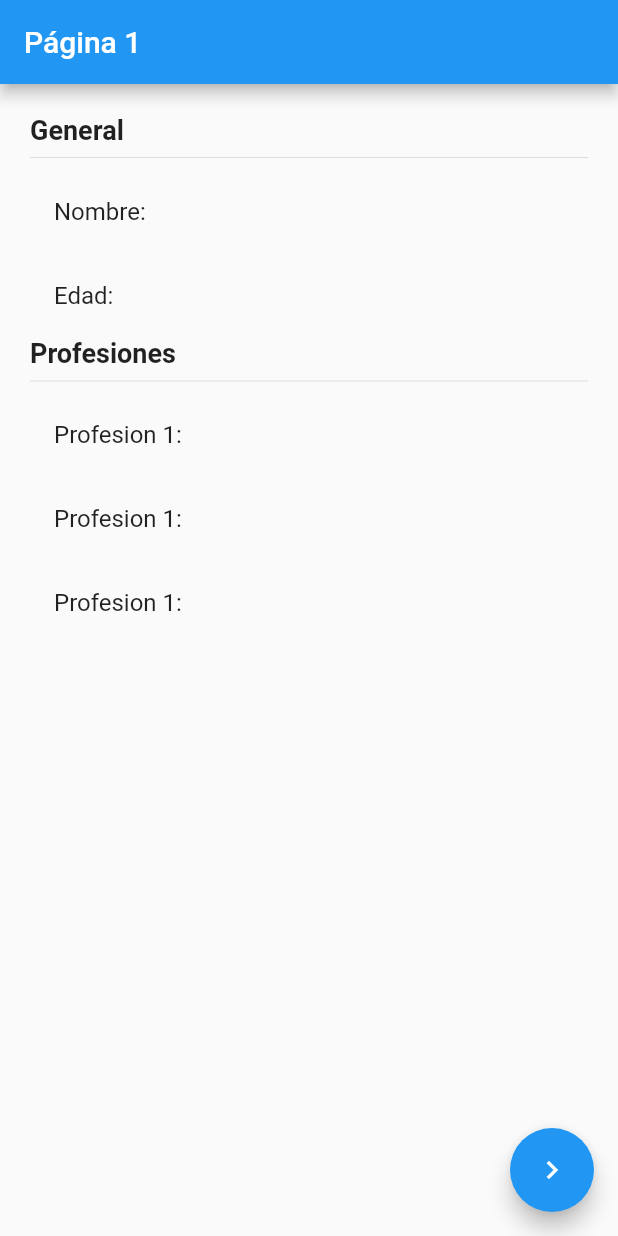
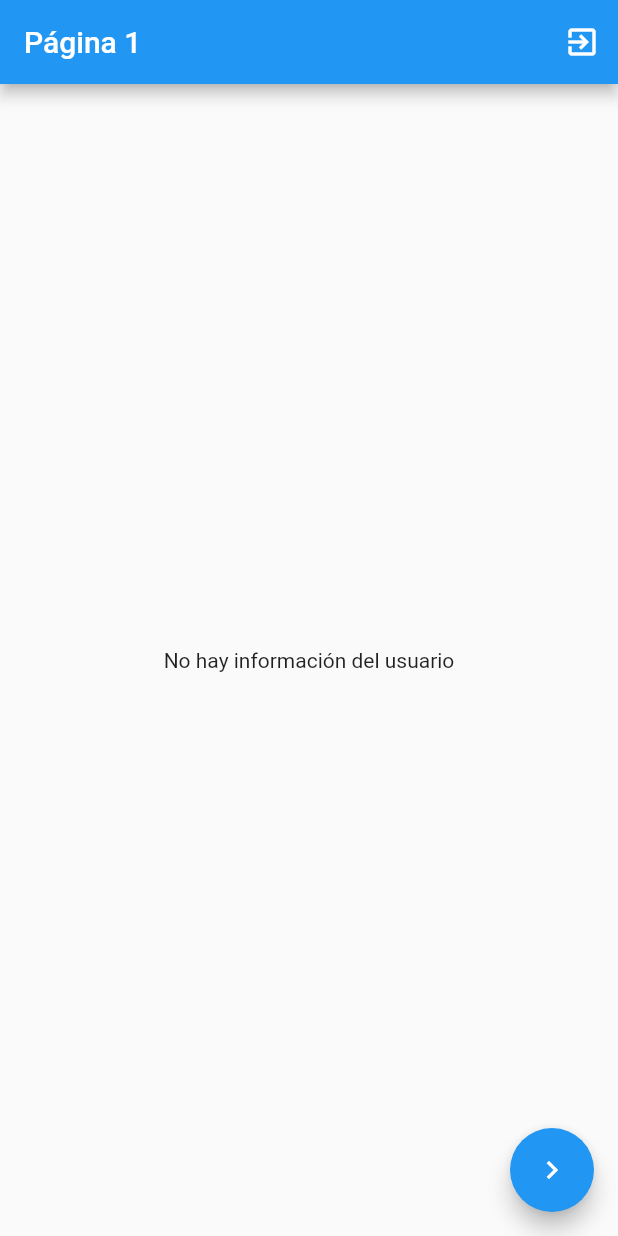
Before and after one commit to jgonzalezmorente/flutter-estados, a Flutter app: the screen it shows after launch, on a phone screen of 412 x 824 dp. Run offline on Flutter 3.47's test engine with Material 2 defaults, Android fonts, the phone set to English and light mode, and no system bars; our stand-ins replace flutter_bloc.

Commit message:
Rama Cubit terminada

```diff
--- /dev/null
+++ b/lib/bloc/usuario/usuario_cubit.dart
@@ -0,0 +1,43 @@
+import 'package:meta/meta.dart';
+import 'package:flutter_bloc/flutter_bloc.dart';
+import 'package:estados/models/usuario.dart';
+
+part 'usuario_state.dart';
+
+class UsuarioCubit extends Cubit<UsuarioState> {
+
+  UsuarioCubit() : super( UsuarioInitial() );
+
+  void seleccionarUsuario( Usuario user ) {
+    emit( UsuarioActivo( user ) );
+  }
+
+  void cambiarEdad( int edad ) {
+
+    final currentState = state;
+    if ( currentState is UsuarioActivo ) {
+      final newUsuario = currentState.usuario.copyWith( edad: edad );
+      emit( UsuarioActivo( newUsuario ) );
+    }
+
+  }
+
+  void agregarProfesion() {
+
+    final currentState = state;
+    if ( currentState is UsuarioActivo ) {
+      final profesiones = currentState.usuario.profesiones;
+      final newProfesiones = [
+        ...currentState.usuario.profesiones,
+        'Profesión ${ profesiones.length + 1 }'
+      ];
+      final newUsuario = currentState.usuario.copyWith( profesiones: newProfesiones );
+      emit( UsuarioActivo( newUsuario ) );
+    }
+
+  }
+
+  void borrarUsuario() => emit( UsuarioInitial() );
+
+
+}
--- /dev/null
+++ b/lib/bloc/usuario/usuario_state.dart
@@ -0,0 +1,24 @@
+part of 'usuario_cubit.dart';
+
+@immutable
+abstract class UsuarioState {}
+
+class UsuarioInitial extends UsuarioState {
+
+  final existeUsuario = false;
+
+  // @override
+  // String toString() {
+  //   return 'UsuarioInicial: existeUsuario: false';
+  // }
+
+}
+
+class UsuarioActivo extends UsuarioState {
+
+  final existeUsuario = true;
+  final Usuario usuario;
+
+  UsuarioActivo( this.usuario );
+
+}
--- a/lib/main.dart
+++ b/lib/main.dart
@@ -1,4 +1,6 @@
+import 'package:estados/bloc/usuario/usuario_cubit.dart';
 import 'package:flutter/material.dart';
+import 'package:flutter_bloc/flutter_bloc.dart';
 import 'package:estados/pages/pagina1_page.dart';
 import 'package:estados/pages/pagina2_page.dart';
 
@@ -8,7 +10,11 @@ void main() => runApp(MyApp());
 class MyApp extends StatelessWidget {
   @override
   Widget build(BuildContext context) {
-    return MaterialApp(
+    return MultiBlocProvider(
+      providers: [
+        BlocProvider( create: ( _ ) => UsuarioCubit() )
+      ],
+      child: MaterialApp(
         debugShowCheckedModeBanner: false,
         title: 'Material App',
         initialRoute: 'pagina1',
@@ -16,6 +22,7 @@ class MyApp extends StatelessWidget {
           'pagina1': ( _ ) => Pagina1Page(),
           'pagina2': ( _ ) => Pagina2Page(),
         }
+      ),
     );
   }
 }
--- a/lib/models/usuario.dart
+++ b/lib/models/usuario.dart
@@ -2,9 +2,9 @@
 
 class Usuario {
 
-  String nombre;
-  int edad;
-  List<String> profesiones;
+  final String nombre;
+  final int edad;
+  final List<String> profesiones;
 
   Usuario({
     required this.nombre,
@@ -12,4 +12,11 @@ class Usuario {
     required this.profesiones
   });
 
+  Usuario copyWith({ String? nombre, int? edad, List<String>? profesiones }) => Usuario(
+    nombre: nombre ?? this.nombre,
+    edad: edad ?? this.edad,
+    profesiones: profesiones ?? this.profesiones
+  );
+
+
 }
--- a/lib/pages/pagina1_page.dart
+++ b/lib/pages/pagina1_page.dart
@@ -1,15 +1,25 @@
 import 'package:flutter/material.dart';
+import 'package:flutter_bloc/flutter_bloc.dart';
+import 'package:estados/bloc/usuario/usuario_cubit.dart';
+import 'package:estados/models/usuario.dart';
 
 
 class Pagina1Page extends StatelessWidget {
 
   @override
   Widget build(BuildContext context) {
+
     return Scaffold(
       appBar: AppBar(
         title: Text( 'Página 1' ),
+        actions: [
+          IconButton(
+            icon: Icon( Icons.exit_to_app ),
+            onPressed: () => context.read<UsuarioCubit>().borrarUsuario()
+          )
+        ],
       ),
-      body: InformacionUsuario(),
+      body: BodyScaffold(),
       floatingActionButton: FloatingActionButton(
         child: Icon( Icons.navigate_next ),
         onPressed: () => Navigator.pushNamed( context, 'pagina2' )
@@ -18,7 +28,38 @@ class Pagina1Page extends StatelessWidget {
   }
 }
 
+class BodyScaffold extends StatelessWidget {
+
+  @override
+  Widget build(BuildContext context) {
+
+    return BlocBuilder<UsuarioCubit, UsuarioState> (
+      builder: ( _ , state ) {
+
+        print( state );
+
+        switch ( state.runtimeType ) {
+
+          case UsuarioInitial:
+            return Center( child: Text( 'No hay información del usuario') );
+
+          case UsuarioActivo:
+             return InformacionUsuario( ( state as UsuarioActivo ).usuario );
+
+          default:
+            return Center( child: Text( 'Estado no reconocido' ));
+        }
+
+      }
+    );
+  }
+}
+
 class InformacionUsuario extends StatelessWidget {
+
+  final Usuario usuario;
+
+  const InformacionUsuario( this.usuario );
 
   @override
   Widget build(BuildContext context) {
@@ -33,15 +74,15 @@ class InformacionUsuario extends StatelessWidget {
           Text( 'General', style: TextStyle( fontSize: 18, fontWeight: FontWeight.bold ) ),
           Divider(),
 
-          ListTile( title: Text( 'Nombre:') ),
-          ListTile( title: Text( 'Edad:') ),
+          ListTile( title: Text( 'Nombre: ${ usuario.nombre }') ),
+          ListTile( title: Text( 'Edad: ${ usuario.edad }') ),
 
           Text( 'Profesiones', style: TextStyle( fontSize: 18, fontWeight: FontWeight.bold ) ),
           Divider(),
 
-          ListTile( title: Text( 'Profesion 1:') ),
-          ListTile( title: Text( 'Profesion 1:') ),
-          ListTile( title: Text( 'Profesion 1:') ),
+          ...usuario.profesiones.map(
+            (profesion) => ListTile( title: Text( profesion ))
+          ).toList()
 
 
         ]
```
Also changed, not shown: lib/pages/pagina2_page.dart (+23 -3 lines), pubspec.yaml (+4 -12 lines), pubspec.lock. Lines whose indentation alone changed are shown as unchanged.
